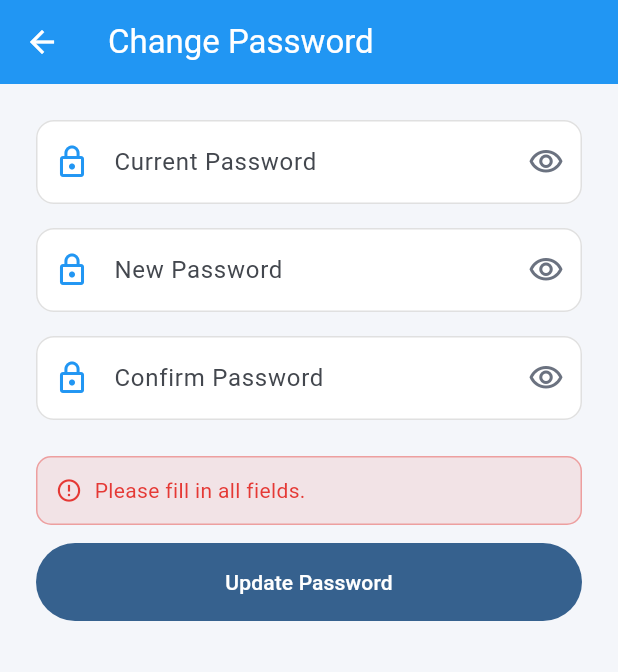
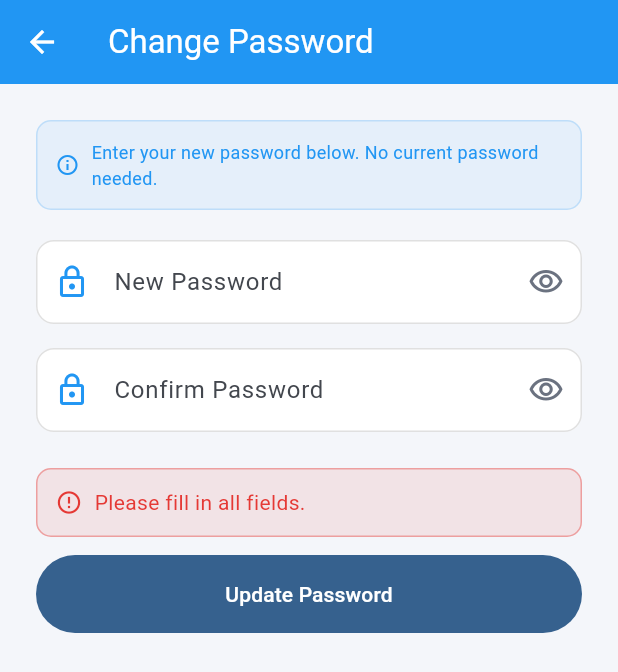
Before and after one commit to santosh6672/MEDMATE, a Flutter app: the ChangePasswordScreen screen opened directly, after a tap on "Update Password", on a phone screen of 412 x 824 dp. Shown: the top 672 px of the screen. Run offline on Flutter 3.47's test engine with Material 3 defaults, Android fonts, the phone set to English and light mode, and no system bars; our stand-ins replace flutter_local_notifications, flutter_timezone, image_picker, package_info_plus, shared_preferences, timezone; accounts and stored records are empty.

Commit message:
Refactor change password screen and remove old password field

```diff
--- a/flutter/medmate/lib/screens/change_password_screen.dart
+++ b/flutter/medmate/lib/screens/change_password_screen.dart
@@ -8,90 +8,77 @@ class ChangePasswordScreen extends StatefulWidget {
   const ChangePasswordScreen({super.key});
 
   @override
-  State<ChangePasswordScreen> createState() =>
-      _ChangePasswordScreenState();
+  State<ChangePasswordScreen> createState() => _ChangePasswordScreenState();
 }
 
-class _ChangePasswordScreenState
-    extends State<ChangePasswordScreen> {
-  final _oldCtrl     = TextEditingController();
+class _ChangePasswordScreenState extends State<ChangePasswordScreen> {
   final _newCtrl     = TextEditingController();
   final _confirmCtrl = TextEditingController();
 
-  bool _isLoading   = false;
-  bool _showOld     = false;
-  bool _showNew     = false;
-  bool _showConfirm = false;
-
+  bool   _isLoading   = false;
+  bool   _showNew     = false;
+  bool   _showConfirm = false;
   String _errorMessage   = '';
   String _successMessage = '';
 
   bool get _validLength => _newCtrl.text.length >= 8;
   bool get _match =>
-      _newCtrl.text == _confirmCtrl.text &&
-      _confirmCtrl.text.isNotEmpty;
+      _newCtrl.text == _confirmCtrl.text && _confirmCtrl.text.isNotEmpty;
 
   @override
   void dispose() {
-    _oldCtrl.dispose();
     _newCtrl.dispose();
     _confirmCtrl.dispose();
     super.dispose();
   }
 
   Future<void> _changePassword() async {
-    if (_oldCtrl.text.isEmpty ||
-        _newCtrl.text.isEmpty ||
-        _confirmCtrl.text.isEmpty) {
+    if (_newCtrl.text.isEmpty || _confirmCtrl.text.isEmpty) {
       _setError('Please fill in all fields.');
       return;
     }
-
     if (!_validLength) {
       _setError('Password must be at least 8 characters.');
       return;
     }
-
     if (!_match) {
       _setError('Passwords do not match.');
       return;
     }
-
     if (_isLoading) return;
 
     setState(() {
-      _isLoading = true;
-      _errorMessage = '';
+      _isLoading      = true;
+      _errorMessage   = '';
       _successMessage = '';
     });
 
     try {
-      final response = await ApiService.postWithAuth(
-        '$kBaseUrl/api/users/change-password/',
-        {
-          'old_password': _oldCtrl.text,
-          'new_password': _newCtrl.text,
-        },
+      // Supabase password update — uses the access token in the header.
+      // No "old password" required; Supabase trusts the valid JWT.
+      final token = await ApiService.getAccessToken();
+      if (token == null || token.isEmpty) {
+        _setError('Not authenticated. Please login again.');
+        return;
+      }
+
+      final response = await ApiService.patchWithAuth(
+        '$kSupabaseUrl/auth/v1/user',
+        {'password': _newCtrl.text},
       );
 
       if (!mounted) return;
 
       if (response.statusCode == 200) {
-        setState(() {
-          _successMessage = 'Password updated successfully';
-        });
-
-        _oldCtrl.clear();
+        setState(() => _successMessage = 'Password updated successfully');
         _newCtrl.clear();
         _confirmCtrl.clear();
-
         await Future.delayed(const Duration(seconds: 1));
-
         if (mounted) Navigator.pop(context);
-      } else if (response.statusCode == 400) {
-        _setError('Current password is incorrect.');
+      } else if (response.statusCode == 422) {
+        _setError('New password is too weak. Use at least 8 characters.');
       } else {
-        _setError('Failed (${response.statusCode}).');
+        _setError('Failed (${response.statusCode}). Please try again.');
       }
     } catch (_) {
       _setError('Cannot connect to server.');
@@ -104,7 +91,7 @@ class _ChangePasswordScreenState
     if (!mounted) return;
     setState(() {
       _errorMessage = message;
-      _isLoading = false;
+      _isLoading    = false;
     });
   }
 
@@ -113,7 +100,7 @@ class _ChangePasswordScreenState
     return Scaffold(
       backgroundColor: kBg,
       appBar: AppBar(
-        title: const Text('Change Password'),
+        title:           const Text('Change Password'),
         backgroundColor: kPrimary,
         foregroundColor: kWhite,
       ),
@@ -123,37 +110,35 @@ class _ChangePasswordScreenState
           child: Column(
             crossAxisAlignment: CrossAxisAlignment.stretch,
             children: [
+              // Note: Supabase doesn't require current password verification
+              // via this endpoint — the valid JWT is proof of identity.
+              Container(
+                padding:     const EdgeInsets.all(12),
+                decoration: BoxDecoration(
+                  color:        kPrimary.withOpacity(0.07),
+                  borderRadius: BorderRadius.circular(10),
+                  border:       Border.all(color: kPrimary.withOpacity(0.2)),
+                ),
+                child: const Row(
+                  children: [
+                    Icon(Icons.info_outline, color: kPrimary, size: 16),
+                    SizedBox(width: 8),
+                    Expanded(
+                      child: Text(
+                        'Enter your new password below. No current password needed.',
+                        style: TextStyle(fontSize: 12, color: kPrimary),
+                      ),
+                    ),
+                  ],
+                ),
+              ),
+              const SizedBox(height: 20),
 
               TextField(
-                controller: _oldCtrl,
-                obscureText: !_showOld,
-                decoration: inputDecoration(
-                  'Current Password',
-                  Icons.lock_outline,
-                ).copyWith(
-                  suffixIcon: IconButton(
-                    icon: Icon(
-                      _showOld
-                          ? Icons.visibility_off_outlined
-                          : Icons.visibility_outlined,
-                      color: kTextGrey,
-                    ),
-                    onPressed: () =>
-                        setState(() => _showOld = !_showOld),
-                  ),
-                ),
-              ),
-
-              const SizedBox(height: 16),
-
-              TextField(
-                controller: _newCtrl,
+                controller:  _newCtrl,
                 obscureText: !_showNew,
-                onChanged: (_) => setState(() {}),
-                decoration: inputDecoration(
-                  'New Password',
-                  Icons.lock_outline,
-                ).copyWith(
+                onChanged:   (_) => setState(() {}),
+                decoration:  inputDecoration('New Password', Icons.lock_outline).copyWith(
                   suffixIcon: IconButton(
                     icon: Icon(
                       _showNew
@@ -161,30 +146,23 @@ class _ChangePasswordScreenState
                           : Icons.visibility_outlined,
                       color: kTextGrey,
                     ),
-                    onPressed: () =>
-                        setState(() => _showNew = !_showNew),
+                    onPressed: () => setState(() => _showNew = !_showNew),
                   ),
                 ),
               ),
 
               if (_newCtrl.text.isNotEmpty) ...[
                 const SizedBox(height: 6),
-                _ValidationRow(
-                  ok: _validLength,
-                  label: 'At least 8 characters',
-                ),
+                _ValidationRow(ok: _validLength, label: 'At least 8 characters'),
               ],
 
               const SizedBox(height: 16),
 
               TextField(
-                controller: _confirmCtrl,
+                controller:  _confirmCtrl,
                 obscureText: !_showConfirm,
-                onChanged: (_) => setState(() {}),
-                decoration: inputDecoration(
-                  'Confirm Password',
-                  Icons.lock_outline,
-                ).copyWith(
+                onChanged:   (_) => setState(() {}),
+                decoration:  inputDecoration('Confirm Password', Icons.lock_outline).copyWith(
                   suffixIcon: IconButton(
                     icon: Icon(
                       _showConfirm
@@ -192,9 +170,8 @@ class _ChangePasswordScreenState
                           : Icons.visibility_outlined,
                       color: kTextGrey,
                     ),
-                    onPressed: () => setState(
-                      () => _showConfirm = !_showConfirm,
-                    ),
+                    onPressed: () =>
+                        setState(() => _showConfirm = !_showConfirm),
                   ),
                 ),
               ),
@@ -202,10 +179,8 @@ class _ChangePasswordScreenState
               if (_confirmCtrl.text.isNotEmpty) ...[
                 const SizedBox(height: 6),
                 _ValidationRow(
-                  ok: _match,
-                  label: _match
-                      ? 'Passwords match'
-                      : 'Passwords do not match',
+                  ok:    _match,
+                  label: _match ? 'Passwords match' : 'Passwords do not match',
                 ),
               ],
 
@@ -218,22 +193,18 @@ class _ChangePasswordScreenState
 
               if (_successMessage.isNotEmpty) ...[
                 Container(
-                  padding: const EdgeInsets.all(12),
+                  padding:     const EdgeInsets.all(12),
                   decoration: BoxDecoration(
-                    color: kAccent.withOpacity(0.1),
+                    color:        kAccent.withOpacity(0.1),
                     borderRadius: BorderRadius.circular(10),
-                    border: Border.all(
-                      color: kAccent.withOpacity(0.4),
-                    ),
+                    border:       Border.all(color: kAccent.withOpacity(0.4)),
                   ),
-                  child: Row(
-                    children: const [
+                  child: const Row(
+                    children: [
                       Icon(Icons.check_circle, color: kAccent),
                       SizedBox(width: 8),
-                      Text(
-                        'Success',
-                        style: TextStyle(color: kAccent),
-                      ),
+                      Text('Password updated!',
+                          style: TextStyle(color: kAccent)),
                     ],
                   ),
                 ),
@@ -246,10 +217,10 @@ class _ChangePasswordScreenState
                   onPressed: _isLoading ? null : _changePassword,
                   child: _isLoading
                       ? const SizedBox(
-                          width: 20,
+                          width:  20,
                           height: 20,
-                          child: CircularProgressIndicator(
-                            color: kWhite,
+                          child:  CircularProgressIndicator(
+                            color:       kWhite,
                             strokeWidth: 2,
                           ),
                         )
@@ -265,13 +236,10 @@ class _ChangePasswordScreenState
 }
 
 class _ValidationRow extends StatelessWidget {
-  final bool ok;
+  final bool   ok;
   final String label;
 
-  const _ValidationRow({
-    required this.ok,
-    required this.label,
-  });
+  const _ValidationRow({required this.ok, required this.label});
 
   @override
   Widget build(BuildContext context) {
@@ -279,16 +247,13 @@ class _ValidationRow extends StatelessWidget {
       children: [
         Icon(
           ok ? Icons.check_circle : Icons.cancel,
-          size: 14,
+          size:  14,
           color: ok ? kAccent : kRed,
         ),
         const SizedBox(width: 6),
         Text(
           label,
-          style: TextStyle(
-            fontSize: 12,
-            color: ok ? kAccent : kRed,
-          ),
+          style: TextStyle(fontSize: 12, color: ok ? kAccent : kRed),
         ),
       ],
     );
```
